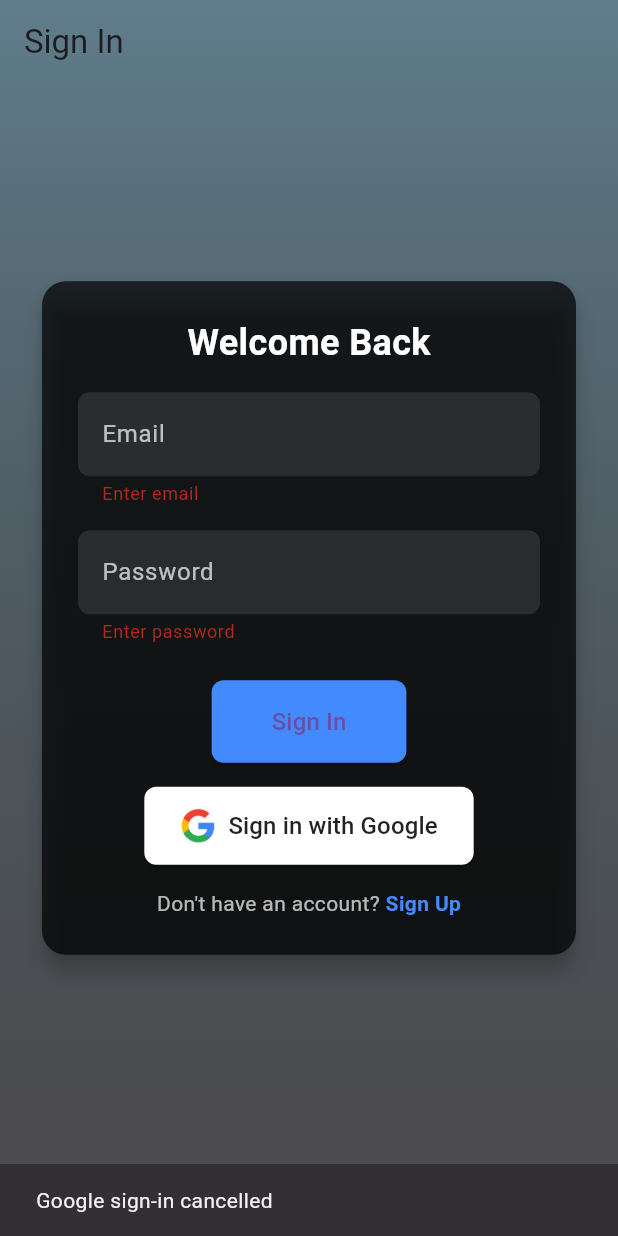
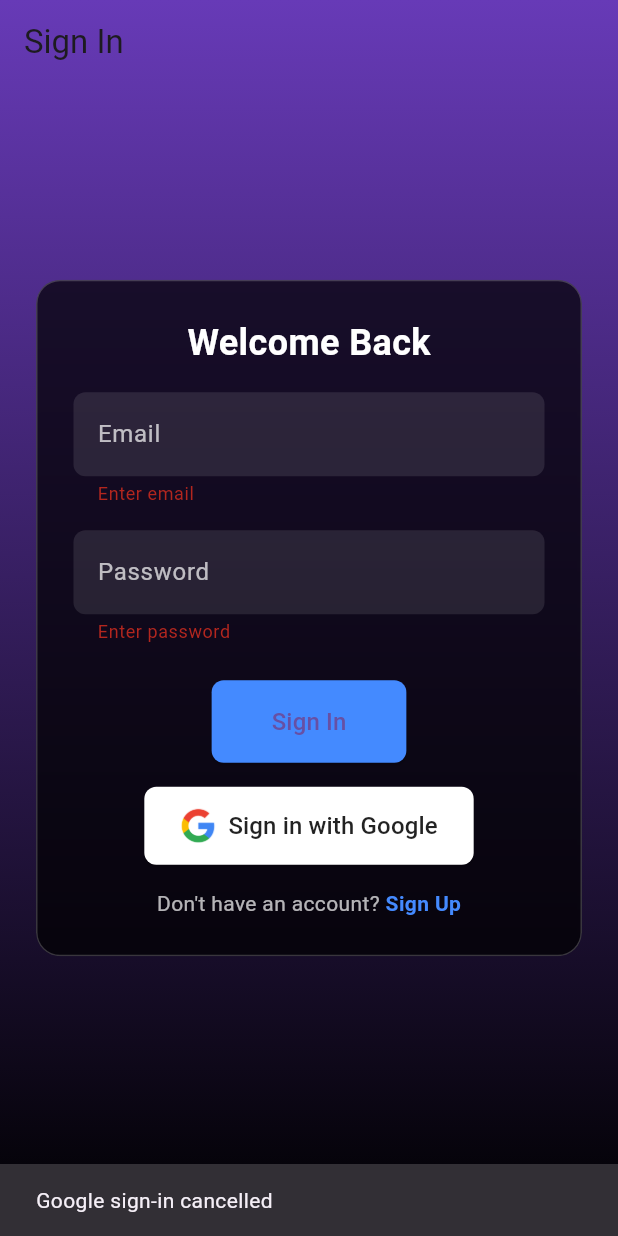
Before and after one commit to mzazimhenga22/movieflixupdate, a Flutter app: the screen it shows after launch, after a tap on "Sign In", after a tap on "Sign in with Google", on a phone screen of 412 x 824 dp. Run offline on Flutter 3.47's test engine with Material 3 defaults, Android fonts, the phone set to English and light mode, and no system bars; our stand-ins replace cached_network_image, cloud_firestore, file_picker, firebase_auth, firebase_core, firebase_storage and 15 more; missing offline and left inert: flutter_downloader, screen_brightness; accounts and stored records are empty.

Commit message:
Update signin_screen.dart

```diff
--- a/lib/signin_screen.dart
+++ b/lib/signin_screen.dart
@@ -1,5 +1,4 @@
 import 'package:flutter/material.dart';
-import 'package:firebase_core/firebase_core.dart';
 import 'package:firebase_auth/firebase_auth.dart';
 import 'package:google_sign_in/google_sign_in.dart';
 import 'package:cloud_firestore/cloud_firestore.dart';
@@ -9,6 +8,7 @@ import 'package:movie_app/session_manager.dart';
 import 'package:movie_app/profile_selection_screen.dart';
 import 'package:movie_app/signup_screen.dart';
 import 'package:shared_preferences/shared_preferences.dart';
+import 'dart:ui';
 
 class SignInScreen extends StatefulWidget {
   const SignInScreen({Key? key}) : super(key: key);
@@ -29,27 +29,15 @@ class SignInScreenState extends State<SignInScreen> {
   @override
   void initState() {
     super.initState();
-    _initializeFirebase();
-    // Enable Firestore offline persistence
     _firestore.settings = const Settings(
       persistenceEnabled: true,
       cacheSizeBytes: Settings.CACHE_SIZE_UNLIMITED,
     );
   }
 
-  Future<void> _initializeFirebase() async {
-    try {
-      await Firebase.initializeApp();
-      debugPrint('✅ Firebase initialized');
-    } catch (e) {
-      debugPrint('❌ Firebase initialization error: $e');
-    }
-  }
-
   Future<void> _storeSession(String userId, String token) async {
     try {
       final expirationDate = DateTime.now().add(const Duration(days: 5));
-      // Save to Firestore (will queue offline)
       await _firestore.collection('sessions').doc(userId).set({
         'userId': userId,
         'token': token,
@@ -57,13 +45,12 @@ class SignInScreenState extends State<SignInScreen> {
         'createdAt': FieldValue.serverTimestamp(),
       }, SetOptions(merge: true));
 
-      // Save session locally for offline use
       final prefs = await SharedPreferences.getInstance();
       await prefs.setString('session_user_id', userId);
       await prefs.setString('session_token', token);
       await prefs.setInt(
           'session_expires_at', expirationDate.millisecondsSinceEpoch);
-      debugPrint('✅ Session created and saved locally for user: $userId');
+      debugPrint('✅ Session saved for user: $userId');
     } catch (e) {
       debugPrint('❌ Error storing session: $e');
       throw e;
@@ -88,7 +75,6 @@ class SignInScreenState extends State<SignInScreen> {
 
     setState(() => _isProcessing = true);
     try {
-      // Sign in with Firebase
       final userCredential = await _firebaseAuth.signInWithEmailAndPassword(
         email: _email!,
         password: _password!,
@@ -97,7 +83,6 @@ class SignInScreenState extends State<SignInScreen> {
       if (!mounted) return;
 
       if (firebaseUser != null) {
-        // Prepare user data
         final userData = {
           'id': firebaseUser.uid,
           'username': firebaseUser.displayName ?? 'User',
@@ -105,34 +90,36 @@ class SignInScreenState extends State<SignInScreen> {
           'status': 'Online',
           'auth_provider': 'firebase',
           'created_at': FieldValue.serverTimestamp(),
+          'updated_at': FieldValue.serverTimestamp(),
         };
 
-        // Save to Firestore (will queue offline)
-        await _firestore.collection('users').doc(firebaseUser.uid).set(
-              userData,
-              SetOptions(merge: true),
-            );
+        final userDoc =
+            await _firestore.collection('users').doc(firebaseUser.uid).get();
+        if (!userDoc.exists) {
+          await _firestore
+              .collection('users')
+              .doc(firebaseUser.uid)
+              .set(userData, SetOptions(merge: true));
+        } else {
+          await _firestore.collection('users').doc(firebaseUser.uid).update({
+            'status': 'Online',
+            'updated_at': FieldValue.serverTimestamp(),
+          });
+        }
 
-        // Save to local database
         await AuthDatabase.instance.createUser({
           'id': firebaseUser.uid,
           'username': userData['username'],
           'email': firebaseUser.email ?? '',
           'password': _password!,
           'auth_provider': 'firebase',
+          'created_at': DateTime.now().toIso8601String(),
+          'updated_at': DateTime.now().toIso8601String(),
         });
 
-        // Save user data offline
         await _saveUserOffline(firebaseUser.uid, userData);
+        UserManager.instance.updateUser(userData);
 
-        // Update UserManager
-        UserManager.instance.updateUser({
-          'id': firebaseUser.uid,
-          'username': userData['username'],
-          'email': firebaseUser.email ?? '',
-        });
-
-        // Create and save session
         final token = await firebaseUser.getIdToken();
         if (token != null) {
           await SessionManager.saveAuthToken(token);
@@ -190,7 +177,6 @@ class SignInScreenState extends State<SignInScreen> {
       if (!mounted) return;
 
       if (firebaseUser != null) {
-        // Prepare user data
         final userData = {
           'id': firebaseUser.uid,
           'username': firebaseUser.displayName ?? 'GoogleUser',
@@ -198,27 +184,34 @@ class SignInScreenState extends State<SignInScreen> {
           'status': 'Online',
           'auth_provider': 'google',
           'created_at': FieldValue.serverTimestamp(),
+          'updated_at': FieldValue.serverTimestamp(),
         };
 
-        // Save to Firestore (will queue offline)
-        await _firestore.collection('users').doc(firebaseUser.uid).set(
-              userData,
-              SetOptions(merge: true),
-            );
+        final userDoc =
+            await _firestore.collection('users').doc(firebaseUser.uid).get();
+        if (!userDoc.exists) {
+          await _firestore
+              .collection('users')
+              .doc(firebaseUser.uid)
+              .set(userData, SetOptions(merge: true));
+        } else {
+          await _firestore.collection('users').doc(firebaseUser.uid).update({
+            'status': 'Online',
+            'updated_at': FieldValue.serverTimestamp(),
+          });
+        }
 
-        // Save to local database
         await AuthDatabase.instance.createUser({
           'id': firebaseUser.uid,
           'username': userData['username'],
           'email': firebaseUser.email ?? '',
           'password': '',
           'auth_provider': 'google',
+          'created_at': DateTime.now().toIso8601String(),
+          'updated_at': DateTime.now().toIso8601String(),
         });
 
-        // Save user data offline
         await _saveUserOffline(firebaseUser.uid, userData);
-
-        // Update UserManager
         UserManager.instance.updateUser({
           'id': firebaseUser.uid,
           'username': userData['username'],
@@ -226,7 +219,6 @@ class SignInScreenState extends State<SignInScreen> {
           'photoURL': firebaseUser.photoURL,
         });
 
-        // Create and save session
         final idToken = await firebaseUser.getIdToken();
         if (idToken != null) {
           await SessionManager.saveAuthToken(idToken);
@@ -260,11 +252,9 @@ class SignInScreenState extends State<SignInScreen> {
     try {
       final user = _firebaseAuth.currentUser;
       if (user != null) {
-        // Delete Firestore session (will queue offline)
         await _firestore.collection('sessions').doc(user.uid).delete();
         debugPrint('✅ Firestore session deleted for user: ${user.uid}');
 
-        // Clear local session and user data
         final prefs = await SharedPreferences.getInstance();
         await prefs.remove('session_user_id');
         await prefs.remove('session_token');
@@ -275,16 +265,9 @@ class SignInScreenState extends State<SignInScreen> {
       }
 
       await SessionManager.clearAuthToken();
-      debugPrint('✅ Local session cleared');
-
       await _firebaseAuth.signOut();
-      debugPrint('✅ Firebase auth signed out');
-
       await _googleSignIn.signOut();
-      debugPrint('✅ Google sign-in signed out');
-
       UserManager.instance.clearUser();
-      debugPrint('✅ UserManager cleared');
 
       if (!mounted) return;
       Navigator.pushReplacement(
@@ -311,6 +294,7 @@ class SignInScreenState extends State<SignInScreen> {
   @override
   Widget build(BuildContext context) {
     return Scaffold(
+      backgroundColor: Colors.black,
       appBar: AppBar(
         title: const Text("Sign In"),
         backgroundColor: Colors.transparent,
@@ -329,12 +313,9 @@ class SignInScreenState extends State<SignInScreen> {
         fit: StackFit.expand,
         children: [
           Container(
-            decoration: BoxDecoration(
+            decoration: const BoxDecoration(
               gradient: LinearGradient(
-                colors: [
-                  Colors.blueGrey,
-                  Colors.black.withAlpha((0.7 * 255).round()),
-                ],
+                colors: [Colors.deepPurple, Colors.black],
                 begin: Alignment.topCenter,
                 end: Alignment.bottomCenter,
               ),
@@ -344,12 +325,17 @@ class SignInScreenState extends State<SignInScreen> {
             child: SingleChildScrollView(
               child: Padding(
                 padding: const EdgeInsets.symmetric(horizontal: 24),
-                child: Card(
+                child: ClipRRect(
+                  borderRadius: BorderRadius.circular(16),
+                  child: BackdropFilter(
+                    filter: ImageFilter.blur(sigmaX: 10, sigmaY: 10),
+                    child: Container(
+                      decoration: BoxDecoration(
                         color: Colors.black.withAlpha((0.7 * 255).round()),
-                  shape: RoundedRectangleBorder(
                         borderRadius: BorderRadius.circular(16),
+                        border:
+                            Border.all(color: Colors.white.withOpacity(0.2)),
                       ),
-                  elevation: 6,
                       child: Padding(
                         padding: const EdgeInsets.all(24.0),
                         child: _isProcessing
@@ -369,16 +355,18 @@ class SignInScreenState extends State<SignInScreen> {
                                     ),
                                     const SizedBox(height: 16),
                                     TextFormField(
-                                  style: const TextStyle(color: Colors.white),
+                                      style:
+                                          const TextStyle(color: Colors.white),
                                       decoration: InputDecoration(
                                         labelText: "Email",
-                                    labelStyle:
-                                        const TextStyle(color: Colors.white70),
+                                        labelStyle: const TextStyle(
+                                            color: Colors.white70),
                                         filled: true,
                                         fillColor: Colors.white
                                             .withAlpha((0.1 * 255).round()),
                                         border: OutlineInputBorder(
-                                      borderRadius: BorderRadius.circular(8),
+                                          borderRadius:
+                                              BorderRadius.circular(8),
                                           borderSide: BorderSide.none,
                                         ),
                                       ),
@@ -397,16 +385,18 @@ class SignInScreenState extends State<SignInScreen> {
                                     ),
                                     const SizedBox(height: 16),
                                     TextFormField(
-                                  style: const TextStyle(color: Colors.white),
+                                      style:
+                                          const TextStyle(color: Colors.white),
                                       decoration: InputDecoration(
                                         labelText: "Password",
-                                    labelStyle:
-                                        const TextStyle(color: Colors.white70),
+                                        labelStyle: const TextStyle(
+                                            color: Colors.white70),
                                         filled: true,
                                         fillColor: Colors.white
                                             .withAlpha((0.1 * 255).round()),
                                         border: OutlineInputBorder(
-                                      borderRadius: BorderRadius.circular(8),
+                                          borderRadius:
+                                              BorderRadius.circular(8),
                                           borderSide: BorderSide.none,
                                         ),
                                       ),
@@ -427,7 +417,8 @@ class SignInScreenState extends State<SignInScreen> {
                                         padding: const EdgeInsets.symmetric(
                                             horizontal: 40, vertical: 16),
                                         shape: RoundedRectangleBorder(
-                                      borderRadius: BorderRadius.circular(8),
+                                          borderRadius:
+                                              BorderRadius.circular(8),
                                         ),
                                       ),
                                       child: const Text(
@@ -453,17 +444,20 @@ class SignInScreenState extends State<SignInScreen> {
                                         padding: const EdgeInsets.symmetric(
                                             horizontal: 24, vertical: 14),
                                         shape: RoundedRectangleBorder(
-                                      borderRadius: BorderRadius.circular(8),
+                                          borderRadius:
+                                              BorderRadius.circular(8),
                                         ),
                                       ),
                                     ),
                                     const SizedBox(height: 16),
                                     Row(
-                                  mainAxisAlignment: MainAxisAlignment.center,
+                                      mainAxisAlignment:
+                                          MainAxisAlignment.center,
                                       children: [
                                         const Text(
                                           "Don't have an account? ",
-                                      style: TextStyle(color: Colors.white70),
+                                          style:
+                                              TextStyle(color: Colors.white70),
                                         ),
                                         GestureDetector(
                                           onTap: _goToSignUp,
@@ -485,6 +479,8 @@ class SignInScreenState extends State<SignInScreen> {
                   ),
                 ),
               ),
+            ),
+          ),
         ],
       ),
     );
```
Lines whose indentation alone changed are shown as unchanged.
